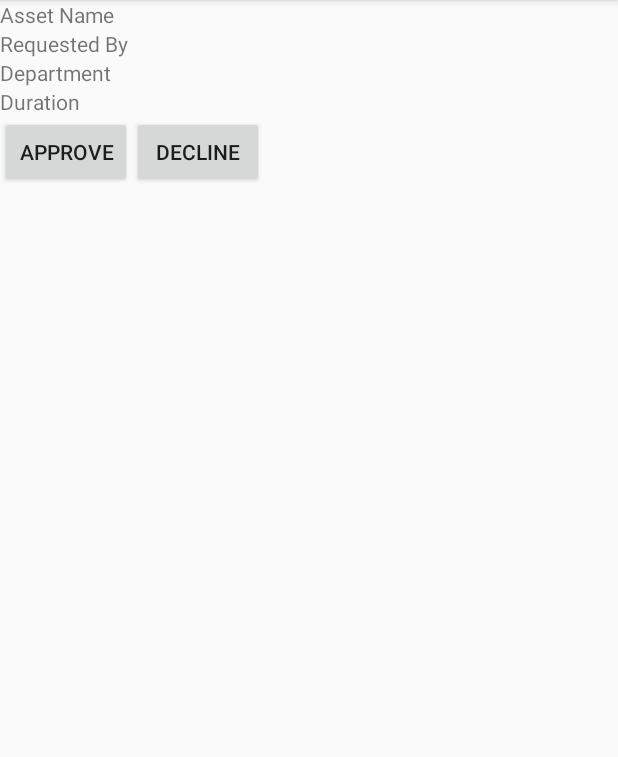
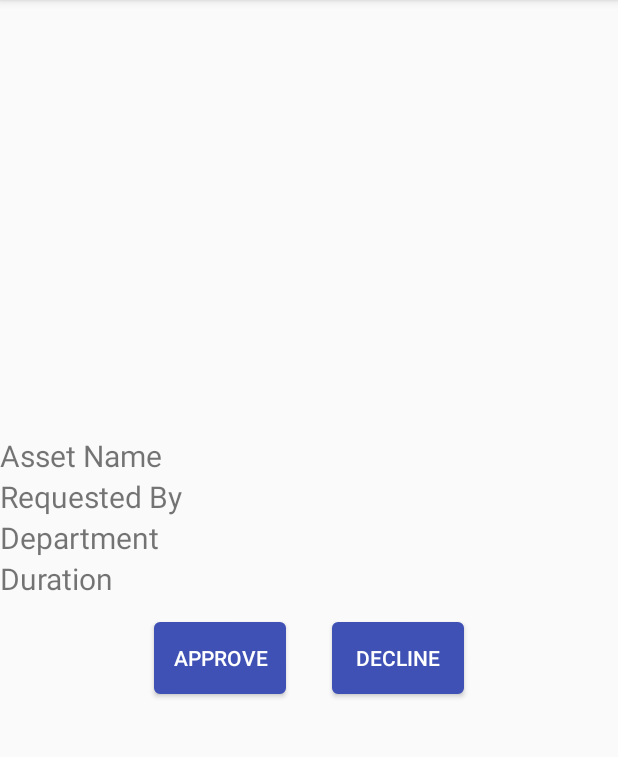
Before and after one commit to jay24rajput/AssetManagementApp, an Android app: the AssetApproval screen opened directly, with no data from a screen before it, on a phone screen of 412 x 824 dp, the part 84-841 px from its top. Run offline under Robolectric (Android 15) with nearby library versions, the phone set to English and light mode, and no system bars.

```diff
--- /dev/null
+++ b/app/src/main/res/drawable/button_style.xml
@@ -0,0 +1,31 @@
+<?xml version="1.0" encoding="utf-8"?>
+<selector xmlns:android="http://schemas.android.com/apk/res/android" >
+    <item android:state_pressed="true" >
+        <shape android:shape="rectangle"  >
+            <corners android:radius="3dip" />
+            <stroke android:width="1dip"
+                android:color="#3F51B5" />
+            <gradient android:angle="-90"
+                android:startColor="#3F51B5"
+                android:endColor="#3F51B5"  />
+        </shape>
+    </item>
+    <item android:state_focused="true">
+        <shape android:shape="rectangle"  >
+            <corners android:radius="3dip" />
+            <stroke android:width="1dip"
+                android:color="#3F51B5" />
+            <solid android:color="#3F51B5"/>
+        </shape>
+    </item>
+    <item >
+        <shape android:shape="rectangle"  >
+            <corners android:radius="3dip" />
+            <stroke android:width="1dip"
+                android:color="#3F51B5" />
+            <gradient android:angle="-90"
+                android:startColor="#3F51B5"
+                android:endColor="#3F51B5" />
+        </shape>
+    </item>
+</selector>
--- a/app/src/main/res/layout/activity_asset_approval.xml
+++ b/app/src/main/res/layout/activity_asset_approval.xml
@@ -3,48 +3,65 @@
     xmlns:android="http://schemas.android.com/apk/res/android"
     android:layout_width="match_parent"
     android:layout_height="match_parent"
-    android:orientation="vertical">
+    android:orientation="vertical"
+    android:gravity="center">
 
     <TextView
         android:layout_width="match_parent"
         android:layout_height="wrap_content"
         android:text="Asset Name"
-        android:id="@+id/asset_approved_tv"/>
+        android:id="@+id/asset_approved_tv"
+        android:textSize="20dp"
+        android:fontFamily="minerva"/>
 
     <TextView
         android:layout_width="match_parent"
         android:layout_height="wrap_content"
         android:text="Requested By"
-        android:id="@+id/asset_requested_by_tv"/>
+        android:id="@+id/asset_requested_by_tv"
+        android:textSize="20dp"
+        android:fontFamily="minerva"/>
 
 
     <TextView
         android:layout_width="match_parent"
         android:layout_height="wrap_content"
         android:text="Department"
-        android:id="@+id/department_name_tv"/>
+        android:id="@+id/department_name_tv"
+        android:textSize="20dp"/>
 
     <TextView
         android:layout_width="match_parent"
         android:layout_height="wrap_content"
         android:text="Duration"
-        android:id="@+id/duration_tv"/>
+        android:id="@+id/duration_tv"
+        android:textSize="20dp"/>
 
     <LinearLayout
         android:layout_width="wrap_content"
         android:layout_height="wrap_content"
         android:orientation="horizontal">
 
-        <Button
-            android:layout_width="wrap_content"
-            android:layout_height="wrap_content"
-            android:text="Approve"/>
 
         <Button
             android:layout_width="wrap_content"
             android:layout_height="wrap_content"
-            android:text="Decline"/>
+            android:text="Approve"
+            android:gravity="center"
+            android:layout_gravity="center"
+            android:background="@drawable/button_style"
+            android:textColor="#ffffff"
+            android:layout_margin="15dp"/>
 
+        <Button
+            android:layout_width="wrap_content"
+            android:layout_height="wrap_content"
+            android:text="Decline"
+            android:gravity="center"
+            android:layout_gravity="center"
+            android:background="@drawable/button_style"
+            android:textColor="#ffffff"
+            android:layout_margin="15dp"/>
 
 
 
--- a/app/src/main/res/layout/activity_login.xml
+++ b/app/src/main/res/layout/activity_login.xml
@@ -6,7 +6,7 @@
     android:background="@color/blue_grey_700"
     android:orientation="vertical"
     android:weightSum="4"
-    tools:context=".LoginActivity">
+    tools:context="">
 
     <LinearLayout
         android:layout_width="match_parent"
--- a/app/src/main/res/layout/app_bar_nav_drawer.xml
+++ b/app/src/main/res/layout/app_bar_nav_drawer.xml
@@ -4,7 +4,8 @@
     xmlns:tools="http://schemas.android.com/tools"
     android:layout_width="match_parent"
     android:layout_height="match_parent"
-    tools:context=".NavDrawer">
+    tools:context=".NavDrawer"
+    android:id="@+id/app_nav_bar">
 
     <android.support.design.widget.AppBarLayout
         android:layout_width="match_parent"
--- a/app/src/main/res/layout/asset_maintenance.xml
+++ b/app/src/main/res/layout/asset_maintenance.xml
@@ -44,11 +44,15 @@
 
     </LinearLayout>
 
+
     <Button
         android:layout_width="wrap_content"
         android:layout_height="wrap_content"
         android:text="Submit"
-        android:textSize="25dp"/>
+        android:gravity="center"
+        android:layout_gravity="center"
+        android:background="@drawable/button_style"
+        android:textColor="#ffffff"/>
 
 
 </LinearLayout>
--- a/app/src/main/res/layout/cardview_layout.xml
+++ b/app/src/main/res/layout/cardview_layout.xml
@@ -9,7 +9,8 @@
     card_view:cardElevation="4dp"
     card_view:cardCornerRadius="3dp"
     android:id="@+id/cardview_cardview_layout"
-    android:onClick="cardViewClicked">
+    android:onClick="cardViewClicked"
+    card_view:cardBackgroundColor="#00FFFF">
 
     <LinearLayout
         android:layout_width="match_parent"
@@ -32,7 +33,8 @@
             android:fontFamily="minerva"
             android:text="Status"
             android:textAlignment="center"
-            android:textSize="20dp" />
+            android:textSize="20dp"
+            android:id="@+id/cardview_status"/>
 
     </LinearLayout>
 
```
Also changed, not shown: app/src/main/AndroidManifest.xml (+12 -7 lines), app/src/main/java/com/example/jay/assetmanagementapp/LoginActivity.java (+15 -0 lines), app/src/main/java/com/example/jay/assetmanagementapp/NavDrawer.java (+21 -1 lines), app/src/main/res/drawable/ic_arrow_drop_down_black_24dp.xml (added, +9 -0 lines), app/src/main/res/drawable/spinner_background.xml (added, +24 -0 lines), app/src/main/res/layout/activity_purchase_asset.xml (+6 -4 lines), app/src/main/res/layout/activity_request_asset.xml (+6 -4 lines), app/src/main/res/layout/nav_header_nav_drawer.xml (+5 -6 lines).
